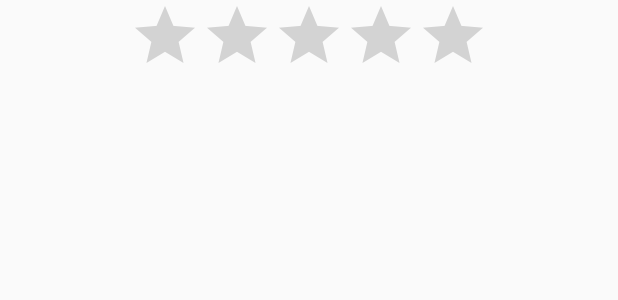
After one commit to boxfox619/yy-light, an Android app: the layout dialog_rates.xml on its own in the app's theme, with its tools: preview values and no code run, on a phone screen of 412 x 824 dp. The commit adds this screen. Shown: the top 300 px of the screen. Run offline under Robolectric (Android 15) with nearby library versions, the phone set to English and light mode, and no system bars.

Commit message:
Implement the give rate function

```diff
--- /dev/null
+++ b/app/src/main/res/layout/dialog_rates.xml
@@ -0,0 +1,11 @@
+<?xml version="1.0" encoding="utf-8"?>
+<LinearLayout xmlns:android="http://schemas.android.com/apk/res/android"
+    android:orientation="vertical" android:layout_width="match_parent"
+    android:layout_height="match_parent">
+    <RatingBar
+        android:id="@+id/rb_score"
+        android:layout_width="wrap_content"
+        android:layout_height="wrap_content"
+        android:numStars="5"
+        android:layout_gravity="center"/>
+</LinearLayout>
--- a/app/src/main/res/values/strings.xml
+++ b/app/src/main/res/values/strings.xml
@@ -10,7 +10,8 @@
     <string name="url_image_upload"></string>
     <string name="url_login">/accounts/sign-in/</string>
     <string name="url_register">/accounts/sign-up/</string>
-    <string name="url_connect"></string>
+    <string name="url_connect">/ConnectDevice</string>
+    <string name="url_rate"></string>
 
     <string name="app_name">NutritionLight</string>
 
```
Also changed, not shown: app/src/main/java/team/yylight/lightapplication/activity/ItemInfoActivity.java (+27 -0 lines).
